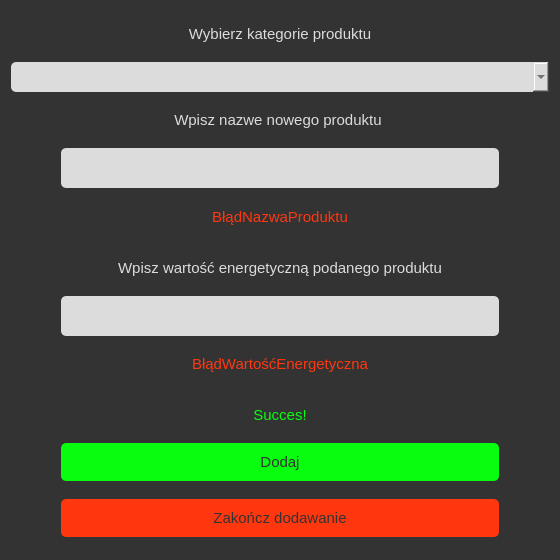
Above: newproductwin.ui from Czajsoon/TwojeKalorieApp before the change. Below: the same form after it.
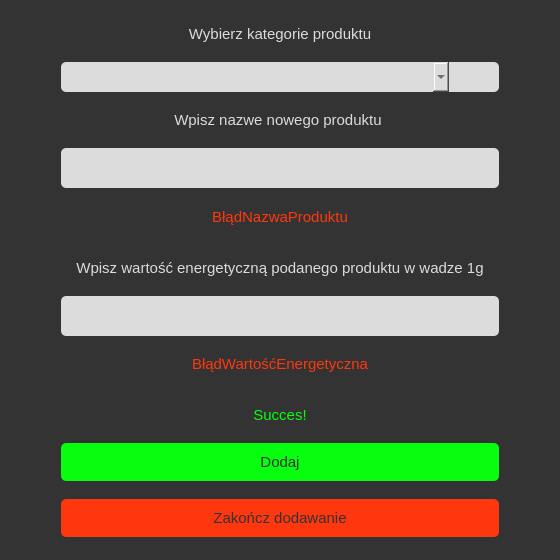
That is the form after the change.

Patch:
```diff
--- a/newproductwin.ui
+++ b/newproductwin.ui
@@ -97,6 +97,8 @@
 padding-bottom:5px;
 	color: rgb(51, 51, 51);
 border-radius:5px;
+margin-left:50%;
+margin-right:50%;
 }
 
 QComboBox:hover{
@@ -174,7 +176,7 @@
    <item>
     <widget class="QLabel" name="info3">
      <property name="text">
-      <string>Wpisz wartość energetyczną podanego produktu</string>
+      <string>Wpisz wartość energetyczną podanego produktu w wadze 1g</string>
      </property>
      <property name="alignment">
       <set>Qt::AlignCenter</set>
```
Left out of the diff: 2 changed lines with no effect on the pictures.
